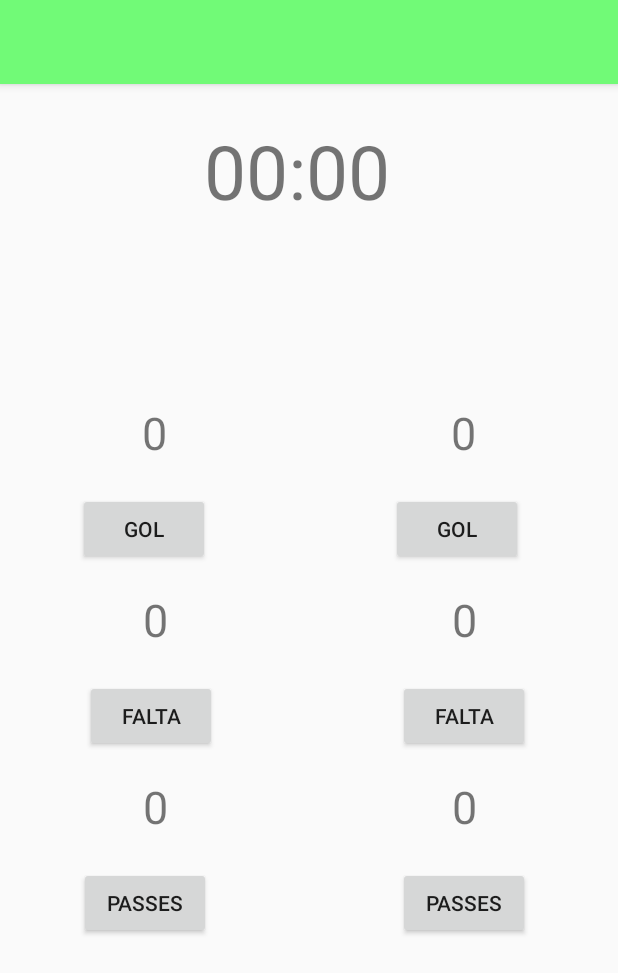
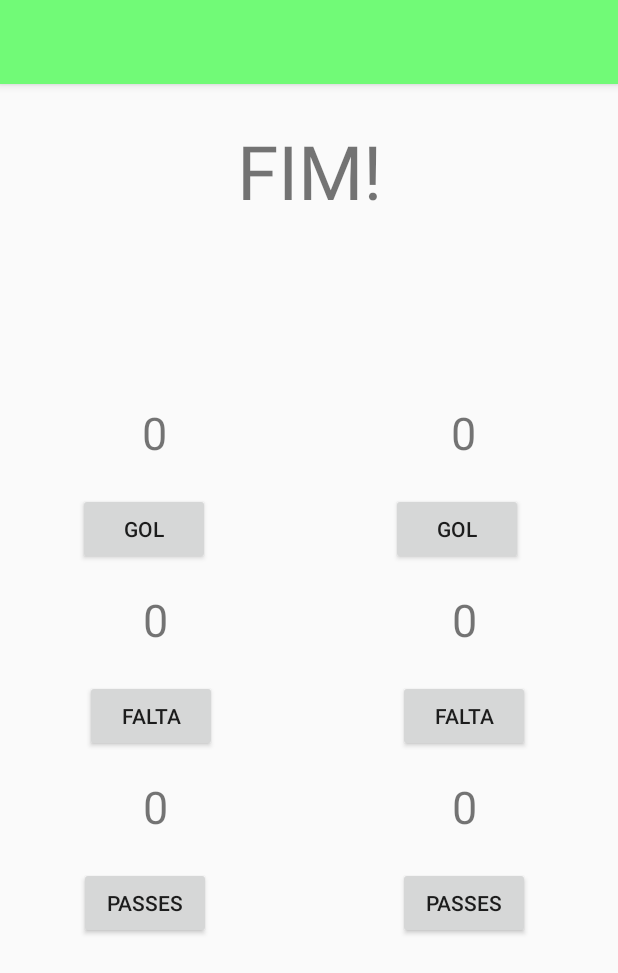
Before and after one commit to hiagomu/Placar-APP, an Android app: the PartidaActivity screen opened directly, with no data from a screen before it, on a phone screen of 412 x 824 dp. Shown: the top 973 px of the screen. Run offline under Robolectric (Android 15) with nearby library versions, the phone set to English and light mode, and no system bars.

Commit message:
Commit 4 - Cronômetro

```diff
--- a/app/src/main/java/com/example/placar/MainActivity.java
+++ b/app/src/main/java/com/example/placar/MainActivity.java
@@ -104,7 +104,4 @@ public class MainActivity extends AppCompatActivity {
         startActivity(intent);
     }
 
-
-
-
 }
--- a/app/src/main/java/com/example/placar/PartidaActivity.java
+++ b/app/src/main/java/com/example/placar/PartidaActivity.java
@@ -4,6 +4,7 @@ import androidx.appcompat.app.AppCompatActivity;
 
 import android.content.Intent;
 import android.os.Bundle;
+import android.os.CountDownTimer;
 import android.widget.Button;
 import android.widget.TextView;
 
@@ -27,6 +28,9 @@ public class PartidaActivity extends AppCompatActivity {
     private TextView passe2;
     private Button bPasse1;
     private Button bPasse2;
+
+
+
 
 
     @Override
@@ -57,5 +61,24 @@ public class PartidaActivity extends AppCompatActivity {
         Intent intent = getIntent();
         time1.setText(intent.getStringExtra("Time1"));
         time2.setText((intent.getStringExtra("Time2")));
+        int tempo = (intent.getIntExtra("Tempo", 0))*1000;
+
+        new CountDownTimer(tempo, 1000) {
+            @Override
+            public void onTick(long millisUntilFinished) {
+                crono.setText(""+(int) (millisUntilFinished/1000));
+            }
+
+            @Override
+            public void onFinish() {
+                crono.setText("FIM!");
+            }
+        }.start();
     }
+
+
+
+
+
+
 }
--- a/app/src/main/res/layout/activity_main.xml
+++ b/app/src/main/res/layout/activity_main.xml
@@ -137,7 +137,7 @@
         android:layout_marginStart="24dp"
         android:layout_marginLeft="24dp"
         android:ems="10"
-        android:hint="Tempo"
+        android:hint="Tempo em segundos"
         android:inputType="time"
         app:layout_constraintBottom_toBottomOf="@+id/textView"
         app:layout_constraintStart_toEndOf="@+id/textView"
--- a/app/src/main/res/layout/activity_partida.xml
+++ b/app/src/main/res/layout/activity_partida.xml
@@ -8,13 +8,12 @@
 
     <TextView
         android:id="@+id/cronoTextView"
-        android:layout_width="wrap_content"
+        android:layout_width="0dp"
         android:layout_height="wrap_content"
-        android:layout_marginStart="136dp"
-        android:layout_marginLeft="136dp"
         android:layout_marginTop="24dp"
-        android:text="00:00"
+        android:gravity="center"
         android:textSize="50sp"
+        app:layout_constraintEnd_toEndOf="parent"
         app:layout_constraintStart_toStartOf="parent"
         app:layout_constraintTop_toTopOf="parent" />
 
```
